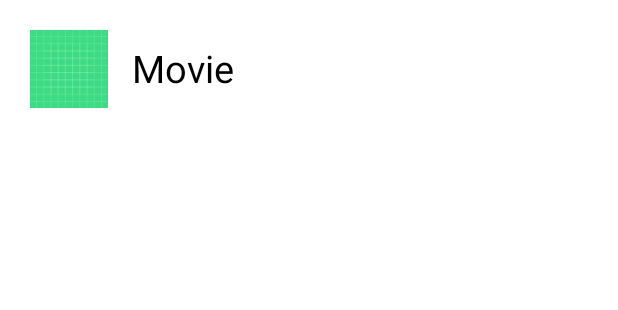
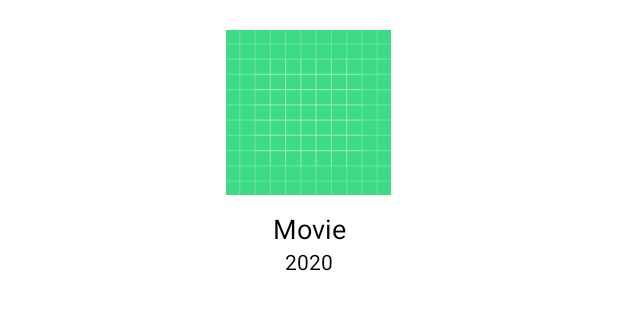
Before and after one commit to lubvalentino/Desafio4_Firebase, an Android app: the layout recycler_single_game.xml on its own in the app's theme, with its tools: preview values and no code run, on a phone screen of 412 x 824 dp. Shown: the top 310 px of the screen. Run offline under Robolectric (Android 15) with nearby library versions, the phone set to English and light mode, and no system bars.

Commit message:
recycler view

```diff
--- a/app/src/main/AndroidManifest.xml
+++ b/app/src/main/AndroidManifest.xml
@@ -5,6 +5,7 @@
 
     <uses-permission android:name="android.permission.READ_EXTERNAL_STORAGE" />
     <uses-permission android:name="android.permission.WRITE_EXTERNAL_STORAGE" />
+    <uses-permission android:name="android.permission.INTERNET"/>
 
     <application
         android:allowBackup="true"
--- a/app/src/main/res/layout/recycler_single_game.xml
+++ b/app/src/main/res/layout/recycler_single_game.xml
@@ -1,31 +1,48 @@
 <?xml version="1.0" encoding="utf-8"?>
-<androidx.constraintlayout.widget.ConstraintLayout xmlns:android="http://schemas.android.com/apk/res/android"
+<androidx.cardview.widget.CardView
+    xmlns:android="http://schemas.android.com/apk/res/android"
     android:layout_width="match_parent"
-    android:layout_height="match_parent"
+    android:layout_height="wrap_content"
     xmlns:app="http://schemas.android.com/apk/res-auto"
     xmlns:tools="http://schemas.android.com/tools"
     android:id="@+id/vgMainItemContainer"
-    android:background="?attr/selectableItemBackground">
+    app:cardCornerRadius="10dp"
+    android:layout_margin="10dp">
+
+    <LinearLayout
+        android:layout_width="match_parent"
+        android:layout_height="wrap_content"
+        android:orientation="vertical">
 
         <ImageView
             android:id="@+id/ivPoster"
-        android:layout_width="52dp"
-        android:layout_height="52dp"
-        app:layout_constraintStart_toStartOf="parent"
-        app:layout_constraintTop_toTopOf="parent"
+            android:layout_width="110dp"
+            android:layout_height="110dp"
+            android:layout_gravity="center_horizontal"
             android:src="@drawable/ic_launcher_background"
-        android:layout_margin="20dp"/>
+            android:layout_margin="10dp"/>
 
         <TextView
             android:id="@+id/tvMainItemMovie"
-        android:layout_width="wrap_content"
+            android:layout_width="match_parent"
             android:layout_height="wrap_content"
-        android:layout_marginStart="16dp"
-        android:layout_marginTop="8dp"
             tools:text="Movie"
             android:textColor="@color/black"
-        android:textSize="25sp"
-        app:layout_constraintTop_toTopOf="@+id/ivPoster"
-        app:layout_constraintStart_toEndOf="@+id/ivPoster"/>
+            android:textSize="18sp"
+            android:textAlignment="center"
+            android:gravity="center_horizontal"/>
 
-</androidx.constraintlayout.widget.ConstraintLayout>
+        <TextView
+            android:id="@+id/tvMainCreatedMovie"
+            android:layout_width="match_parent"
+            android:layout_height="wrap_content"
+            tools:text="2020"
+            android:textAlignment="center"
+            android:layout_gravity="center_horizontal"
+            android:textColor="@color/black"
+            android:textSize="14sp"/>
+    </LinearLayout>
+
+
+
+</androidx.cardview.widget.CardView>
```
Also changed, not shown: app/build.gradle (+8 -0 lines), app/src/main/java/com/example/desafio4_firebase/GamesAdapter.kt (added, +44 -0 lines), app/src/main/java/com/example/desafio4_firebase/GamesItem.kt (added, +12 -0 lines), app/src/main/java/com/example/desafio4_firebase/MainActivity.kt (+41 -2 lines), app/src/main/java/com/example/desafio4_firebase/RegisterMovieActivity.kt (+8 -5 lines), app/src/main/res/layout/activity_main.xml (+7 -6 lines), app/src/main/res/layout/activity_register_movie.xml (+1 -13 lines). Lines whose indentation alone changed are shown as unchanged.
